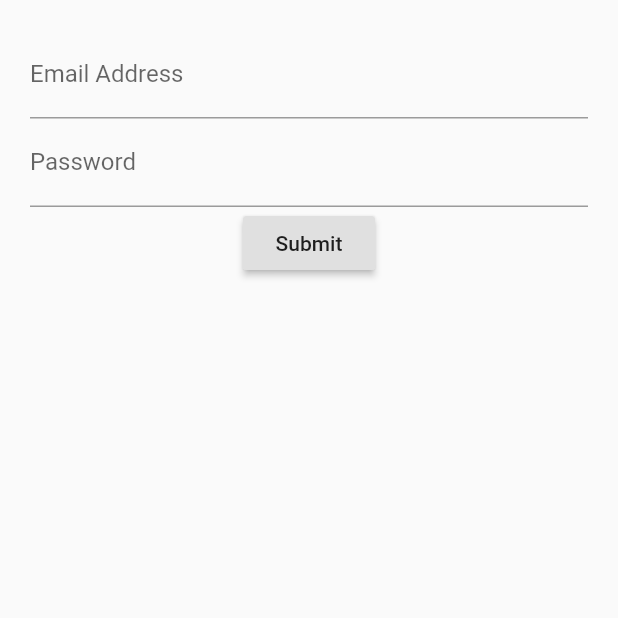
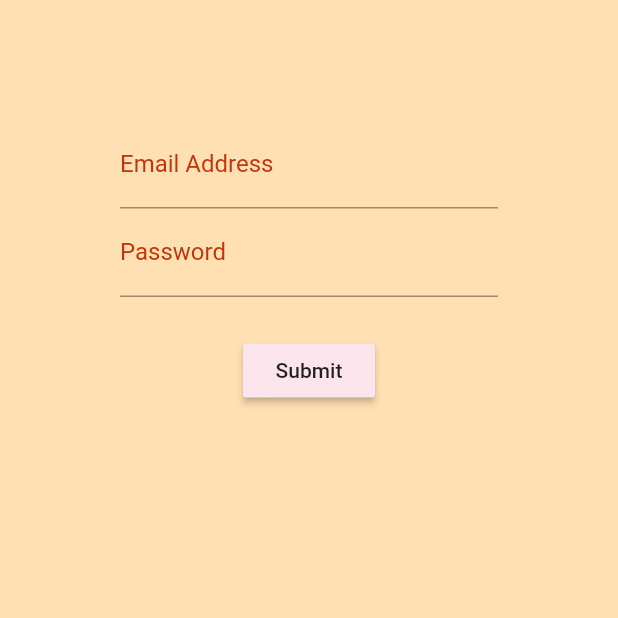
Before and after one commit to ann-who/login_app, a Flutter app: the screen it shows after launch, on a phone screen of 412 x 824 dp, the top half of it. Run offline on Flutter 3.47's test engine with Material 2 defaults, Android fonts, the phone set to English and light mode, and no system bars.

Commit message:
InputDecoration_added

```diff
--- a/lib/src/app.dart
+++ b/lib/src/app.dart
@@ -6,6 +6,7 @@ class App extends StatelessWidget {
     return MaterialApp(
       title: 'Log me in!',
       home: Scaffold(
+        backgroundColor: Colors.orange[100],
         body: LoginScreen(),
       ),
     );
--- a/lib/src/screens/login_screen.dart
+++ b/lib/src/screens/login_screen.dart
@@ -10,12 +10,15 @@ class LoginScreen extends StatefulWidget {
 class LoginScreenState extends State<LoginScreen> {
   Widget build(context) {
     return Container(
-      margin: EdgeInsets.all(20.0),
+      margin: EdgeInsets.all(80.0),
       child: Form(
         child: Column(
           children: [
             emailField(),
             passwordField(),
+            Container(
+              margin: EdgeInsets.only(top: 25.0),
+            ),
             submitButton(),
           ],
         ),
@@ -28,7 +31,18 @@ class LoginScreenState extends State<LoginScreen> {
       keyboardType: TextInputType.emailAddress,
       decoration: InputDecoration(
         labelText: 'Email Address',
+        labelStyle: TextStyle(
+          color: Colors.deepOrange[900],
+        ),
         hintText: 'you@example.com',
+        hintStyle: TextStyle(
+          color: Colors.deepOrange[300],
+        ),
+        focusedBorder: UnderlineInputBorder(
+          borderSide: BorderSide(
+            color: Colors.deepOrange[900],
+          ),
+        ),
       ),
     );
   }
@@ -38,13 +52,25 @@ class LoginScreenState extends State<LoginScreen> {
       obscureText: true,
       decoration: InputDecoration(
         labelText: 'Password',
+        labelStyle: TextStyle(
+          color: Colors.deepOrange[900],
+        ),
         hintText: 'Password',
+        hintStyle: TextStyle(
+          color: Colors.deepOrange[300],
+        ),
+        focusedBorder: UnderlineInputBorder(
+          borderSide: BorderSide(
+            color: Colors.deepOrange[900],
+          ),
+        ),
       ),
     );
   }
 
   Widget submitButton() {
     return RaisedButton(
+      color: Colors.pink[50],
       onPressed: () {},
       child: Text('Submit'),
     );
```
